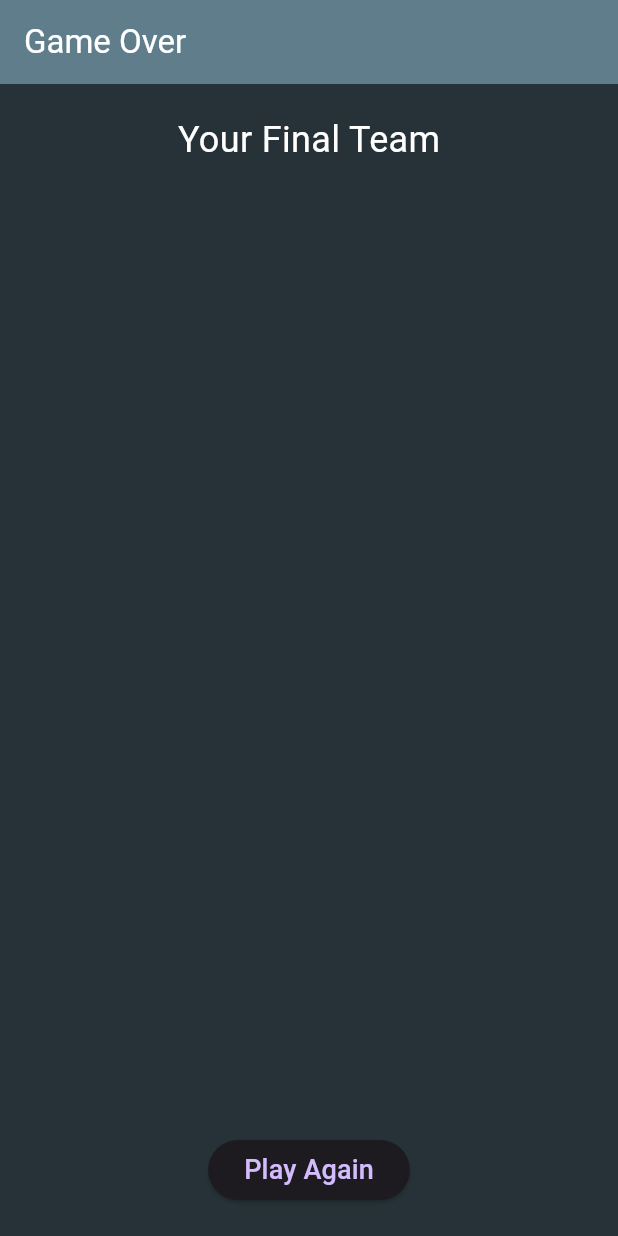
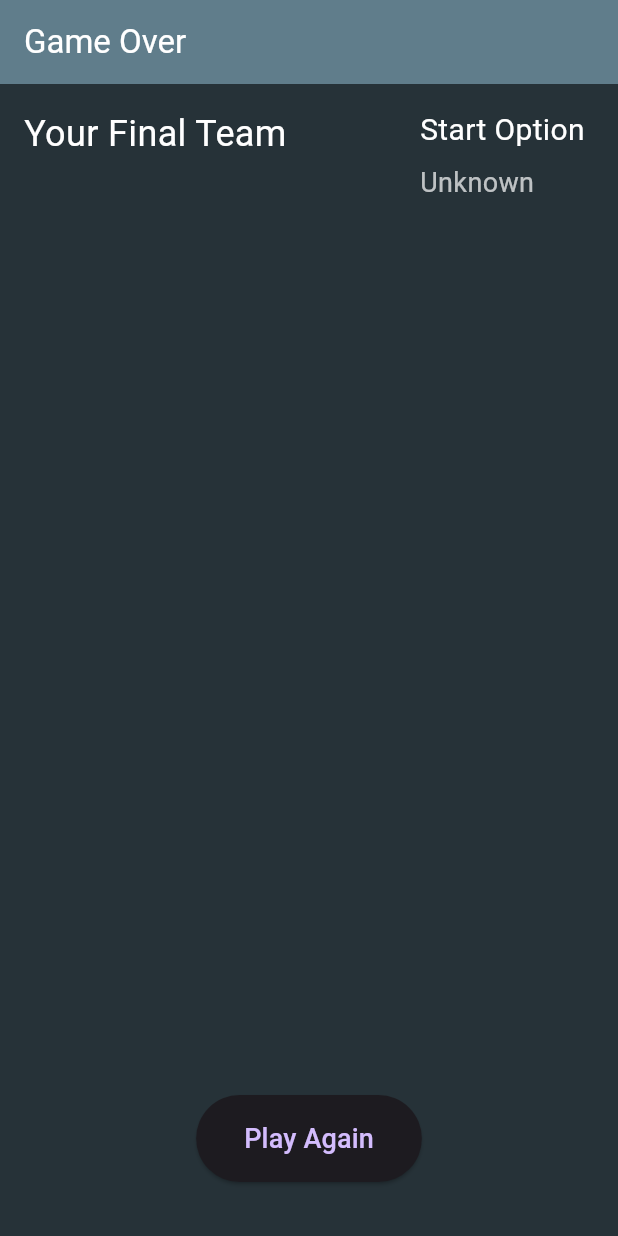
Before and after one commit to MysticVanguard/RealmOfTactics, a Flutter app: the EndScreen screen opened directly, on a phone screen of 412 x 824 dp. Run offline on Flutter 3.47's test engine with Material 3 defaults, Android fonts, the phone set to English and light mode, and no system bars; our stand-ins replace auto_size_text.

Commit message:
Add info to End Screen, Fix Item bug

```diff
--- a/lib/models/board_manager.dart
+++ b/lib/models/board_manager.dart
@@ -82,6 +82,9 @@ class BoardManager extends ChangeNotifier {
 
   // Get what is at a bench slot, could be an item or null
   Item? getBenchSlotItem(int index) {
+    print(
+      "Get Item: ${_itemBench.map((e) => e.name).toList()} looking for index $index",
+    );
     if (index < _itemBench.length) {
       return _itemBench[index];
     }
@@ -298,8 +301,12 @@ class BoardManager extends ChangeNotifier {
 
   // Adds an item to the bench, or tries to combine it if dropped on another item
   void addItemToBench(Item item, [int? targetIndex]) {
+    print("Before: ${_itemBench.map((e) => e.name).toList()}");
     _itemBench.add(item);
-    item.benchIndex = _itemBench.indexOf(item);
+    print(
+      "After: ${_itemBench.map((e) => e.name).toList()}, (benchIndex of added ${_itemBench.length - 1})",
+    );
+    item.benchIndex = _itemBench.length - 1;
   }
 
   // Checks if a bench index is within valid bounds
@@ -533,7 +540,7 @@ class BoardManager extends ChangeNotifier {
 
   // Returns all the items currently on the bench
   List<Item> getAllBenchItems() {
-    return _itemBench;
+    return _itemBench.toList();
   }
 
   // Finds the first empty bench slot, optionally starting at a target index
@@ -653,6 +660,15 @@ class BoardManager extends ChangeNotifier {
       }
     } else if (entity is Item) {
       // Remove item from bench
+      bool removed = false;
+      for (int i = 0; i < _itemBench.length; i++) {
+        if (removed) {
+          _itemBench[i].benchIndex -= 1;
+        }
+        if (_itemBench[i] == entity) {
+          removed = true;
+        }
+      }
       _itemBench.remove(entity);
       notifyListeners();
       return entity;
--- a/lib/models/game_manager.dart
+++ b/lib/models/game_manager.dart
@@ -114,6 +114,7 @@ class GameManager extends ChangeNotifier {
   late MapManager _mapManager;
 
   GlobalKey<OverlayState> projectileOverlayKey = GlobalKey<OverlayState>();
+  String? chosenStartOptionName;
 
   static GameManager? instance;
   List<Item> getBasicItems() {
@@ -314,6 +315,7 @@ class GameManager extends ChangeNotifier {
   // Applies effects from the chosen starting setup
   void applyStartOption(String optionKey) {
     final gm = GameManager.instance!;
+    gm.chosenStartOptionName = optionKey;
 
     gm.addGold(-gm.gold); // Reset gold to 0 before applying rewards
 
@@ -720,7 +722,7 @@ class GameManager extends ChangeNotifier {
       notifyListeners();
       Future.delayed(const Duration(milliseconds: 500), () {
         navigatorKey.currentState?.pushReplacement(
-          MaterialPageRoute(builder: (context) => const EndScreen()),
+          MaterialPageRoute(builder: (context) => EndScreen()),
         );
       });
     }
--- a/lib/widgets/end_screen.dart
+++ b/lib/widgets/end_screen.dart
@@ -4,7 +4,11 @@ import 'package:realm_of_tactics/models/game_manager.dart';
 import 'package:realm_of_tactics/widgets/start_screen.dart';
 
 class EndScreen extends StatelessWidget {
-  const EndScreen({super.key});
+  final startOptionName =
+      GameManager.instance?.chosenStartOptionName ?? "Unknown";
+  final blessings = GameManager.instance?.mapManager.playerBlessings ?? [];
+
+  EndScreen({super.key});
 
   @override
   Widget build(BuildContext context) {
@@ -17,9 +21,19 @@ class EndScreen extends StatelessWidget {
     return Scaffold(
       backgroundColor: Colors.blueGrey[900],
       appBar: AppBar(title: const Text('Game Over')),
-      body: Column(
+      body: Padding(
+        padding: const EdgeInsets.all(16.0),
+        child: Column(
           children: [
-          const SizedBox(height: 20),
+            Expanded(
+              child: Row(
+                crossAxisAlignment: CrossAxisAlignment.start,
+                children: [
+                  Expanded(
+                    flex: 2,
+                    child: Column(
+                      crossAxisAlignment: CrossAxisAlignment.start,
+                      children: [
                         const Text(
                           'Your Final Team',
                           style: TextStyle(fontSize: 24, color: Colors.white),
@@ -38,9 +52,11 @@ class EndScreen extends StatelessWidget {
                                   height: 48,
                                   errorBuilder:
                                       (context, error, stackTrace) =>
-                            const Icon(Icons.person, color: Colors.amber),
+                                          const Icon(
+                                            Icons.person,
+                                            color: Colors.amber,
                                           ),
-
+                                ),
                                 title: Text(
                                   unit.unitName,
                                   style: const TextStyle(color: Colors.white),
@@ -50,7 +66,8 @@ class EndScreen extends StatelessWidget {
                                       items
                                           .map(
                                             (item) => Padding(
-                                padding: const EdgeInsets.symmetric(
+                                              padding:
+                                                  const EdgeInsets.symmetric(
                                                     horizontal: 4,
                                                   ),
                                               child: Image.asset(
@@ -58,10 +75,15 @@ class EndScreen extends StatelessWidget {
                                                 width: 24,
                                                 height: 24,
                                                 errorBuilder:
-                                      (context, error, stackTrace) =>
-                                          const Icon(
+                                                    (
+                                                      context,
+                                                      error,
+                                                      stackTrace,
+                                                    ) => const Icon(
                                                       Icons.shield,
-                                            color: Colors.lightBlueAccent,
+                                                      color:
+                                                          Colors
+                                                              .lightBlueAccent,
                                                     ),
                                               ),
                                             ),
@@ -72,6 +94,65 @@ class EndScreen extends StatelessWidget {
                             },
                           ),
                         ),
+                      ],
+                    ),
+                  ),
+
+                  const SizedBox(width: 32),
+
+                  Expanded(
+                    flex: 1,
+                    child: Column(
+                      crossAxisAlignment: CrossAxisAlignment.start,
+                      children: [
+                        const Text(
+                          'Start Option',
+                          style: TextStyle(fontSize: 20, color: Colors.white),
+                        ),
+                        const SizedBox(height: 8),
+                        Text(
+                          GameManager.instance?.chosenStartOptionName ??
+                              'Unknown',
+                          style: const TextStyle(
+                            fontSize: 18,
+                            color: Colors.white70,
+                          ),
+                        ),
+                        const SizedBox(height: 32),
+                        if (GameManager
+                                .instance
+                                ?.mapManager
+                                .playerBlessings
+                                .isNotEmpty ??
+                            false) ...[
+                          const Text(
+                            'Blessings Chosen',
+                            style: TextStyle(fontSize: 20, color: Colors.white),
+                          ),
+                          const SizedBox(height: 8),
+                          ...GameManager.instance!.mapManager.playerBlessings
+                              .map(
+                                (blessing) => Padding(
+                                  padding: const EdgeInsets.only(bottom: 4.0),
+                                  child: Text(
+                                    '- $blessing',
+                                    style: const TextStyle(
+                                      fontSize: 16,
+                                      color: Colors.white70,
+                                    ),
+                                  ),
+                                ),
+                              ),
+                        ],
+                      ],
+                    ),
+                  ),
+                ],
+              ),
+            ),
+
+            const SizedBox(height: 24),
+
             ElevatedButton(
               onPressed: () {
                 RestartWidget.restartApp(context);
@@ -80,10 +161,18 @@ class EndScreen extends StatelessWidget {
                   (route) => false,
                 );
               },
+              style: ElevatedButton.styleFrom(
+                padding: const EdgeInsets.symmetric(
+                  horizontal: 32,
+                  vertical: 16,
+                ),
+              ),
               child: const Text('Play Again', style: TextStyle(fontSize: 18)),
             ),
+
             const SizedBox(height: 20),
           ],
+        ),
       ),
     );
   }
```
Lines whose indentation alone changed are shown as unchanged.
